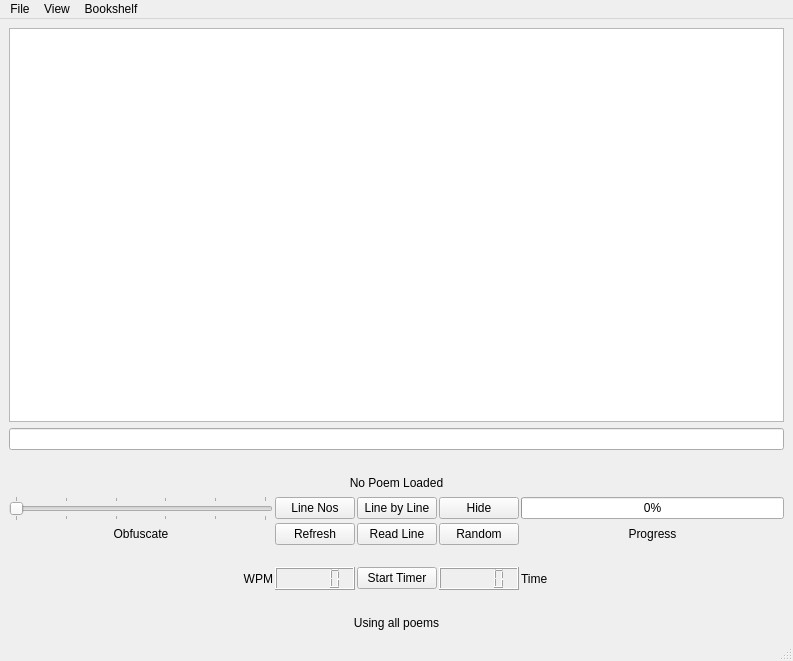
thebirdsbeak/poetry_memorizer, file mygui.ui: the form before one commit.
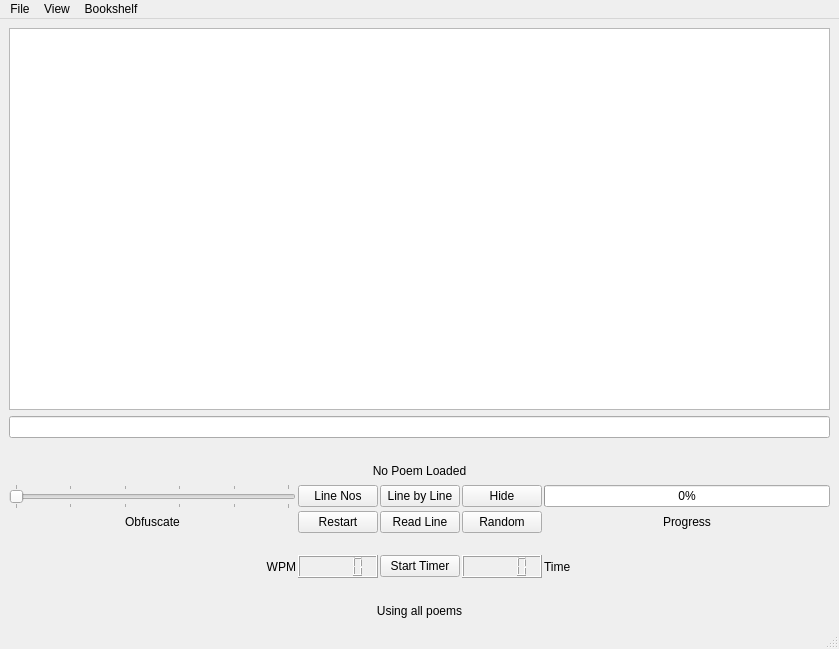
The form after the commit.

What changed in the file:
```diff
--- a/mygui.ui
+++ b/mygui.ui
@@ -6,8 +6,8 @@
    <rect>
     <x>0</x>
     <y>0</y>
-    <width>793</width>
-    <height>661</height>
+    <width>839</width>
+    <height>649</height>
    </rect>
   </property>
   <property name="windowTitle">
@@ -125,7 +125,7 @@
         <item row="2" column="2">
          <widget class="QPushButton" name="refresh">
           <property name="text">
-           <string>Refresh</string>
+           <string>Restart</string>
           </property>
          </widget>
         </item>
@@ -227,7 +227,7 @@
     <rect>
      <x>0</x>
      <y>0</y>
-     <width>793</width>
+     <width>839</width>
      <height>20</height>
     </rect>
    </property>
```
Left out of the diff: 10 changed lines with no effect on the pictures.
